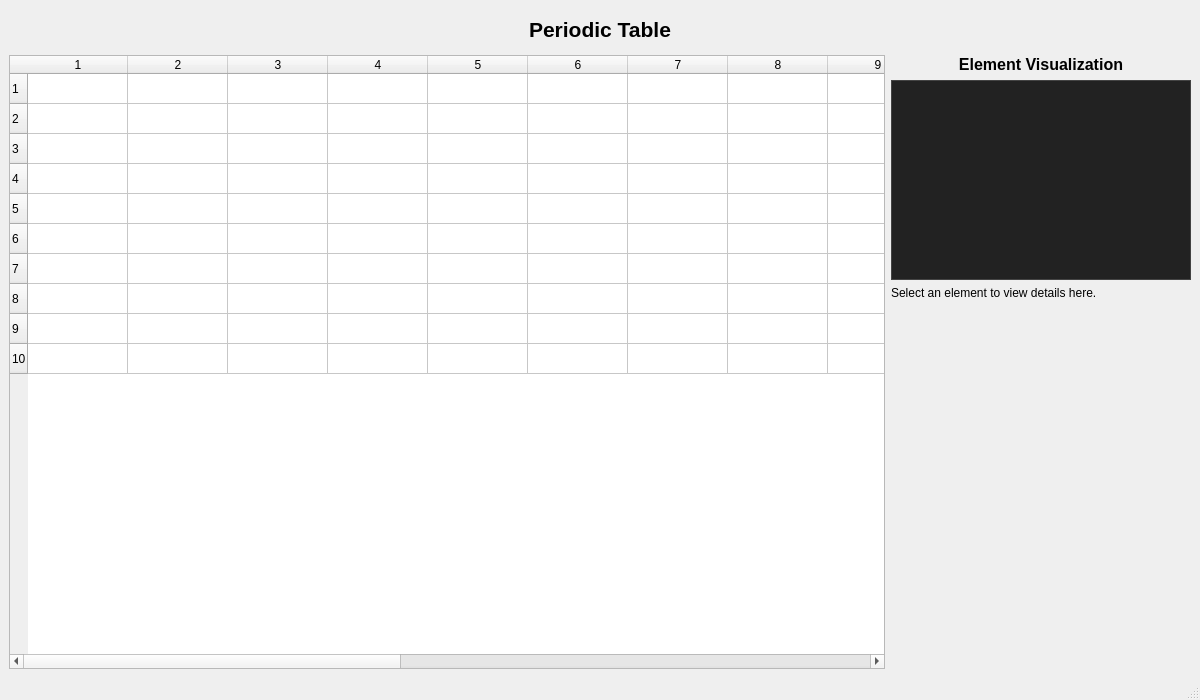
This is ModernCppQTApp/src/periodictablewindow.ui in pawcijo/CppPlayground as Qt 5 draws it before an edit. The edited form follows.
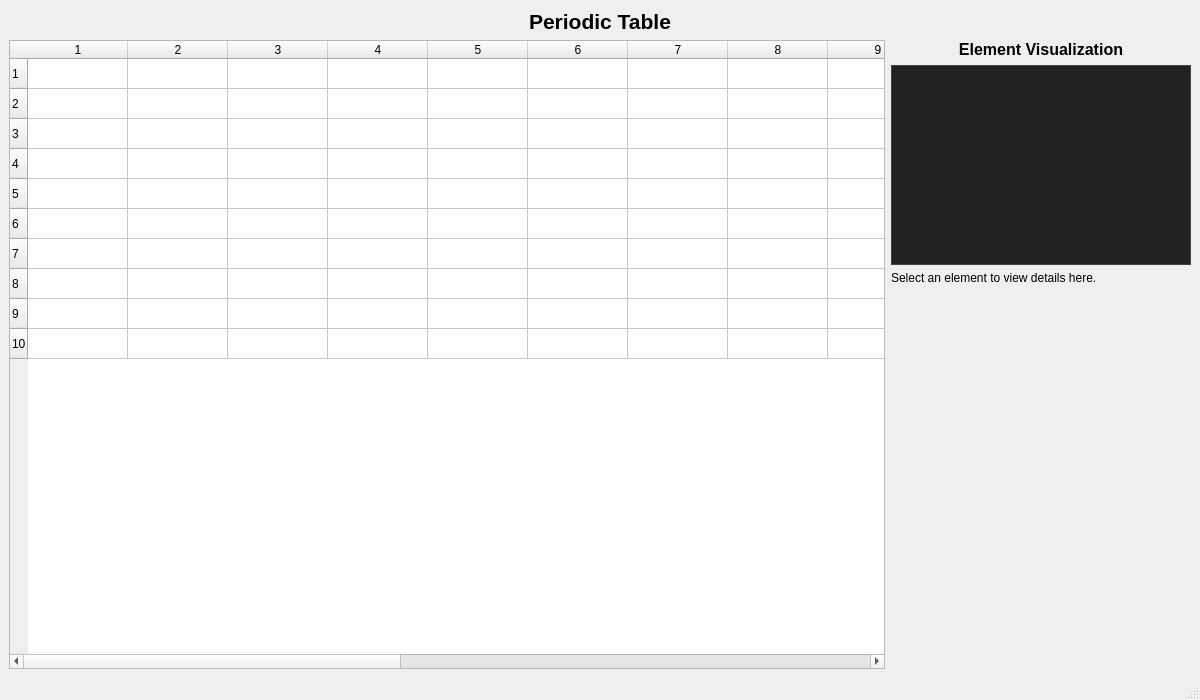
This is the edited form.

What changed in the file:
```diff
--- a/ModernCppQTApp/src/periodictablewindow.ui
+++ b/ModernCppQTApp/src/periodictablewindow.ui
@@ -23,12 +23,6 @@
       <property name="alignment">
        <set>Qt::AlignCenter</set>
       </property>
-      <property name="minimumSize">
-       <size>
-        <width>0</width>
-        <height>40</height>
-       </size>
-      </property>
       <property name="font">
        <font>
         <pointsize>16</pointsize>
@@ -76,8 +70,7 @@
          </widget>
         </item>
         <item>
-         <!-- Vulkan rendering area placeholder -->
-         <widget class="QWidget" name="vulkanWidgetPlaceholder">
+         <widget class="QWidget" name="metalWidgetPlaceholder">
           <property name="minimumSize">
            <size>
             <width>300</width>
```
Left out of the diff: 5 changed lines with no effect on the pictures.
